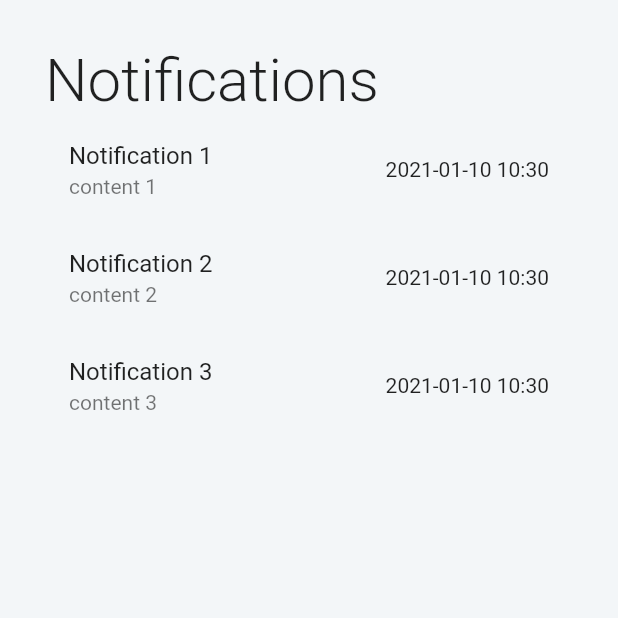
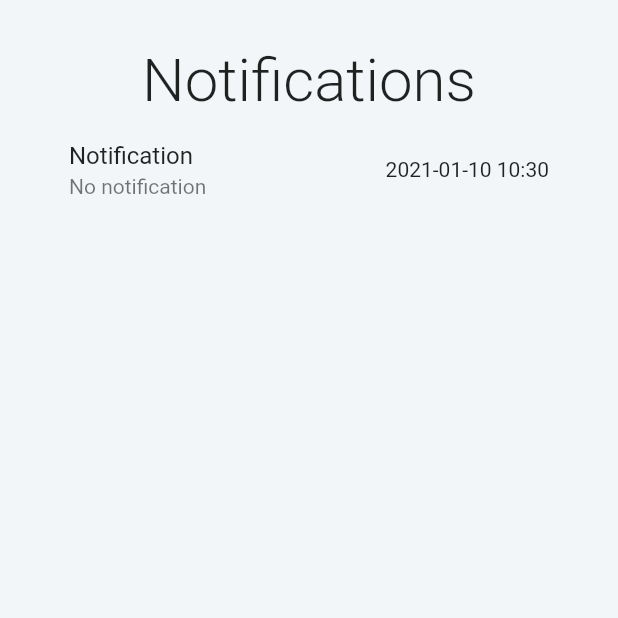
Before and after one commit to BilalAhhmed/labelize, a Flutter app: the NotificationScreen screen opened directly, on a phone screen of 412 x 824 dp, the top half of it. Run offline on Flutter 3.47's test engine with Material 2 defaults, Android fonts, the phone set to English and light mode, and no system bars; our stand-ins replace circular_check_box, cloud_firestore, firebase_auth, firebase_core, firebase_messaging, flutter_swiper and 4 more; missing offline and left inert: colorful_safe_area, customtogglebuttons, flutter_login_facebook, link_text; accounts and stored records are empty.

Commit message:
Notifications?

```diff
--- a/lib/main.dart
+++ b/lib/main.dart
@@ -2,6 +2,7 @@ import 'package:firebase_core/firebase_core.dart';
 import 'package:flutter/material.dart';
 import 'package:labelize/view/bottomNavigationBarScreens/BottomNavigationBar.dart';
 import 'package:labelize/view/bottomNavigationBarScreens/BottomNavigationBar.dart';
+import 'package:labelize/view/bottomNavigationBarScreens/NotificationScreen.dart';
 import 'package:labelize/view/bottomNavigationBarScreens/companyDetailScreen.dart';
 import 'package:labelize/view/bottomNavigationBarScreens/wallet.dart';
 // import 'file:///D:/Projects/labelize/lib/view/bottomNavigationBarScreens/home.dart';
@@ -11,6 +12,7 @@ import 'package:labelize/view/signIn/signInScreen.dart';
 import 'package:labelize/view/signUp/signUppScreen.dart';
 import 'package:labelize/view/tasks/TasksScreen.dart';
 import 'view/splash/splash_Screen.dart';
+import 'view/bottomNavigationBarScreens/NotificationScreen.dart';
 
 
 Future<void> main() async {
@@ -20,6 +22,9 @@ Future<void> main() async {
 }
 
 class MyApp extends StatelessWidget {
+
+  final GlobalKey<NavigatorState> navigatorKey = GlobalKey(debugLabel: "Main Navigator");
+
   // This widget is the root of your application.
   @override
   Widget build(BuildContext context) {
@@ -38,7 +43,8 @@ class MyApp extends StatelessWidget {
           BottomNavigation.routeName: (ctx) => BottomNavigation(),
           TasksScreen.routeName: (ctx)=> TasksScreen(),
           PasswordChangeScreen.routeName: (ctx) => PasswordChangeScreen(),
-          CompanyDetailScreen.routeName: (ctx) => CompanyDetailScreen()
+          CompanyDetailScreen.routeName: (ctx) => CompanyDetailScreen(),
+          NotificationScreen.routeName: (ctx) => NotificationScreen()
         });
   }
 }
--- a/lib/services/auth.dart
+++ b/lib/services/auth.dart
@@ -6,6 +6,7 @@ import 'package:labelize/services/database.dart';
 
 class AuthServices {
   final FirebaseAuth _auth = FirebaseAuth.instance;
+
 
   Future registerWithEmailandPassword ({@required String email, @required String userName, @required String password}) async {
     try{
@@ -16,6 +17,7 @@ class AuthServices {
       await prefs.setBool('loggedIn', true);
       await prefs.setString('email', email.trim());
       await prefs.setString('password', password.trim());
+
 
       await DatabaseService(uId:  user.uid).UserData(
         email: email,
--- a/lib/view/bottomNavigationBarScreens/NotificationScreen.dart
+++ b/lib/view/bottomNavigationBarScreens/NotificationScreen.dart
@@ -1,19 +1,61 @@
 import 'package:colorful_safe_area/colorful_safe_area.dart';
+import 'package:firebase_messaging/firebase_messaging.dart';
 import 'package:flutter/material.dart';
+import 'package:labelize/widgets/CustomToast.dart';
 import 'package:labelize/widgets/Helper.dart';
+import 'package:labelize/services/pushNotificationService.dart';
 
 import '../../project_theme.dart';
 
 class NotificationScreen extends StatefulWidget {
+
+  static const routeName = '/notification';
   @override
   _NotificationScreenState createState() => _NotificationScreenState();
 }
 
 class _NotificationScreenState extends State<NotificationScreen> {
+  final FirebaseMessaging _fcm = FirebaseMessaging();
+  final GlobalKey<NavigatorState> navigatorKey = GlobalKey(debugLabel: "Main Navigator");
 
+  String messageTitle = "No notification";
+  String notificationAlert = "Notification";
+  bool hasData = false;
+  getRegister() {
+    _fcm.getToken().then((token) => print(token));
+  }
 
+  getMessage() {
+    _fcm.configure(
+      onMessage: (Map<String, dynamic> message) async {
+        print("onMessage: ${message}");
 
+        setState(() {
+          messageTitle = message['notification']['title'];
+          notificationAlert = message['notification']['body'];
+        });
+      },
+      onLaunch: (Map<String, dynamic> message) async {
+        print("onLaunch: $message");
+        setState(() {
+          messageTitle = message['notification']['title'];
+          notificationAlert = message['notification']['body'];
+        });
+      },
+      onResume: (Map<String, dynamic> message) async {
+        print("onResume: $message");
+        setState(() {
+          messageTitle = message['notification']['title'];
+          notificationAlert = message['notification']['body'];
+        });
+      },
+    );
+  }
 
+  void initState() {
+    super.initState();
+    getMessage();
+  }
 
   @override
   Widget build(BuildContext context) {
@@ -29,41 +71,54 @@ class _NotificationScreenState extends State<NotificationScreen> {
                 padding: const EdgeInsets.all(30),
                 color: ProjectTheme.navigationBackgroundColor,
                 height: _height,
-                child: ListView(
+                child: Column(
                   children: [
                     Text(
                       'Notifications',
-                      style: TextStyle(fontSize: 40, fontWeight: FontWeight.w300),
+                      style:
+                          TextStyle(fontSize: 40, fontWeight: FontWeight.w300),
                     ),
-                    ListTile(
-                      title: Text('Notification 1'),
-                      subtitle: Text('content 1'),
-                      trailing: Text(
-                        Helper.getDateNtime(
-                          DateTime.now(),
-                        ),
-                      ),
+                    ListView.builder(
+                      shrinkWrap: true,
+                      physics: ScrollPhysics(),
+                      itemCount: 1,
+                      itemBuilder: (BuildContext context, index) {
+                        return ListTile(
+                          title: Text('$notificationAlert'),
+                          subtitle: Text('$messageTitle'),
+                          trailing: Text(
+                            Helper.getDateNtime(
+                              DateTime.now(),
+                            ),
+                          ),
+                        );
+                      }
+
                     ),
-                    ListTile(
-                      title: Text('Notification 2'),
-                      subtitle: Text('content 2'),
-                      trailing: Text(
-                        Helper.getDateNtime(
-                          DateTime.now(),
-                        ),
-                      ),
-                    ),
-                    ListTile(
-                      title: Text('Notification 3'),
-                      subtitle: Text('content 3'),
-                      trailing: Text(
-                        Helper.getDateNtime(
-                          DateTime.now(),
-                        ),
-                      ),
-                    )
                   ],
-                )),
+                )
+
+                //     ListTile(
+                //       title: Text('Notification 2'),
+                //       subtitle: Text('content 2'),
+                //       trailing: Text(
+                //         Helper.getDateNtime(
+                //           DateTime.now(),
+                //         ),
+                //       ),
+                //     ),
+                //     ListTile(
+                //       title: Text('Notification 3'),
+                //       subtitle: Text('content 3'),
+                //       trailing: Text(
+                //         Helper.getDateNtime(
+                //           DateTime.now(),
+                //         ),
+                //       ),
+                //     )
+                //   ],
+                // )
+                ),
           ],
         ),
       ),
--- a/lib/view/splash/splash_Screen.dart
+++ b/lib/view/splash/splash_Screen.dart
@@ -2,7 +2,6 @@ import 'dart:async';
 
 import 'package:flutter/cupertino.dart';
 import 'package:flutter/material.dart';
-import 'package:labelize/view/signIn/signInScreen.dart';
 import 'package:labelize/view/signUp/signUppScreen.dart';
 import 'package:shared_preferences/shared_preferences.dart';
 import 'package:firebase_auth/firebase_auth.dart';
@@ -21,9 +20,14 @@ class _SplashScreenState extends State<SplashScreen> with SingleTickerProviderSt
   AnimationController _animationController;
   Animation<double> animation;
 
+
+
+
+
   void initState() {
     super.initState();
     _animationController = AnimationController(duration: Duration(seconds: 2),vsync: this);
+
 
     final curvedAnimation = CurvedAnimation(parent: _animationController,curve: Curves.bounceIn,reverseCurve: Curves.easeOut);
 
```
Also changed, not shown: lib/services/database.dart (+21 -0 lines), lib/services/pushNotificationService.dart (+40 -1 lines), lib/services/singleApiDatabase.dart (+0 -78 lines), lib/services/tokenUpdate.dart (added, +23 -0 lines), lib/view/signIn/signInScreen.dart (+20 -2 lines), lib/view/signUp/signUppScreen.dart (+10 -1 lines).
